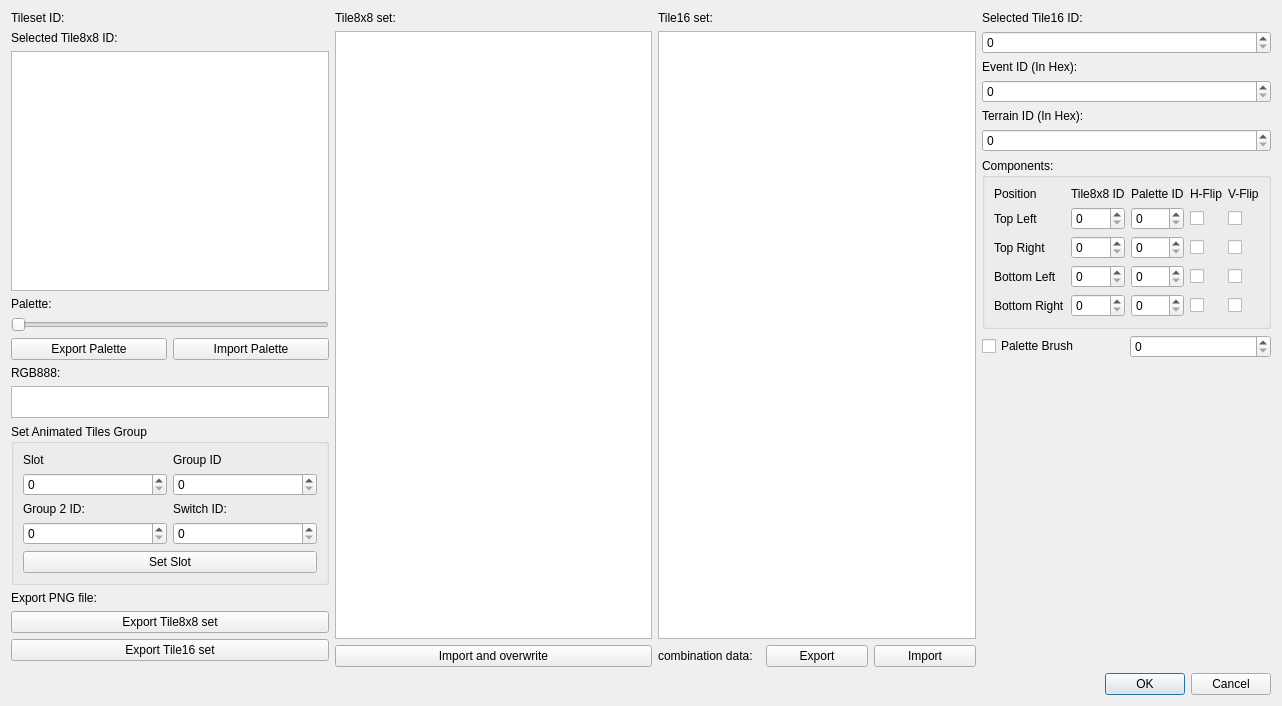
Old version of the form Dialog/TilesetEditDialog.ui in the repository wario-land/WL4Editor.
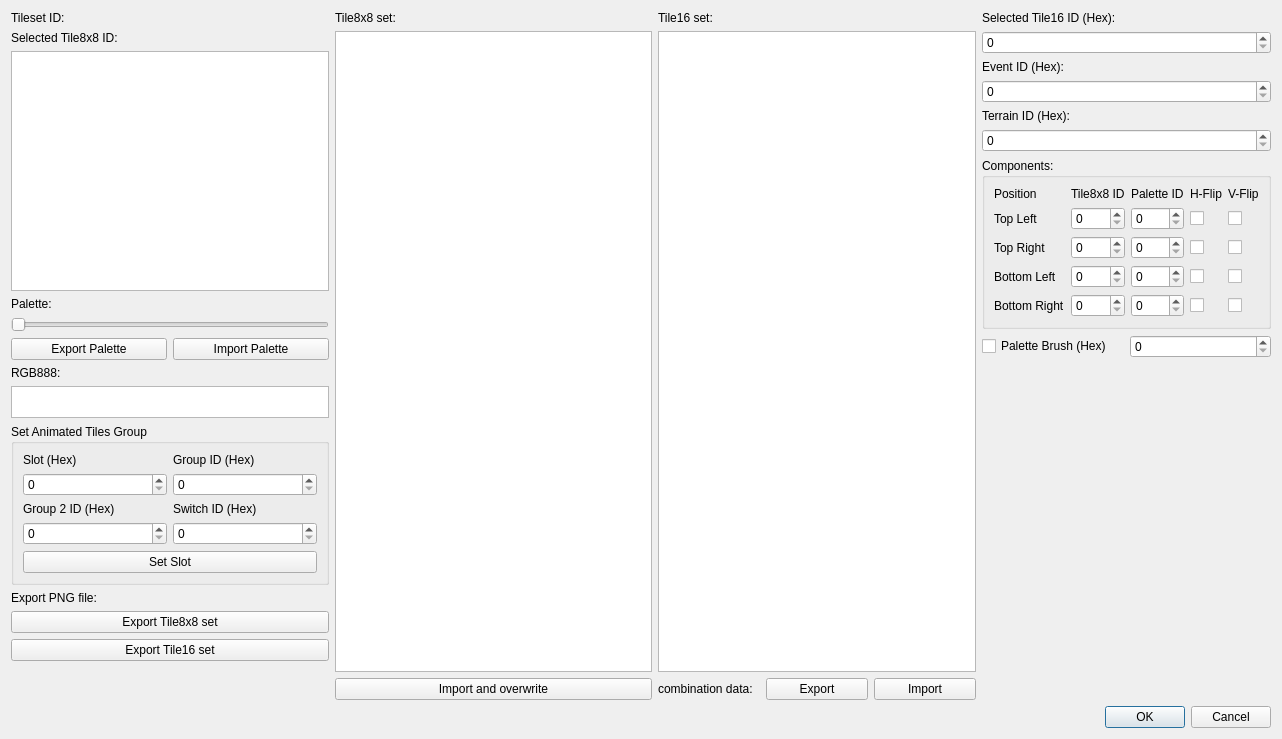
New version of the form. Custom widgets are drawn as their Qt base class.

Diff of the .ui file:
```diff
--- a/Dialog/TilesetEditDialog.ui
+++ b/Dialog/TilesetEditDialog.ui
@@ -7,7 +7,7 @@
     <x>0</x>
     <y>0</y>
     <width>1282</width>
-    <height>706</height>
+    <height>739</height>
    </rect>
   </property>
   <property name="windowTitle">
@@ -132,7 +132,7 @@
             <item row="0" column="1">
              <widget class="QLabel" name="label_AnimatedTileGroupId">
               <property name="text">
-               <string>Group ID</string>
+               <string>Group ID (Hex)</string>
               </property>
              </widget>
             </item>
@@ -146,14 +146,14 @@
             <item row="2" column="1">
              <widget class="QLabel" name="label_AnimatedTileSwitchId">
               <property name="text">
-               <string>Switch ID:</string>
+               <string>Switch ID (Hex)</string>
               </property>
              </widget>
             </item>
             <item row="0" column="0">
              <widget class="QLabel" name="label_AnimatedTIleGroupSlot">
               <property name="text">
-               <string>Slot</string>
+               <string>Slot (Hex)</string>
               </property>
              </widget>
             </item>
@@ -170,7 +170,7 @@
             <item row="2" column="0">
              <widget class="QLabel" name="label_AnimatedTileGroup2Id">
               <property name="text">
-               <string>Group 2 ID:</string>
+               <string>Group 2 ID (Hex)</string>
               </property>
              </widget>
             </item>
@@ -333,7 +333,7 @@
        <item>
         <widget class="QLabel" name="label_SelectedTile16Id">
          <property name="text">
-          <string>Selected Tile16 ID:</string>
+          <string>Selected Tile16 ID (Hex):</string>
          </property>
         </widget>
        </item>
@@ -350,7 +350,7 @@
           <string>&lt;html&gt;&lt;head/&gt;&lt;body&gt;&lt;p&gt;&lt;span style=&quot; font-weight:600;&quot;&gt;Event ID&lt;/span&gt;&lt;/p&gt;&lt;p&gt;The game engine will run a function when wario knock into the Tile16, there should be a table of them, the ID is used to find the function&lt;/p&gt;&lt;/body&gt;&lt;/html&gt;</string>
          </property>
          <property name="text">
-          <string>Event ID (In Hex):</string>
+          <string>Event ID (Hex):</string>
          </property>
         </widget>
        </item>
@@ -370,7 +370,7 @@
           <string>&lt;html&gt;&lt;head/&gt;&lt;body&gt;&lt;p&gt;&lt;span style=&quot; font-weight:600;&quot;&gt;Terrain ID&lt;/span&gt;&lt;/p&gt;&lt;p&gt;&lt;br/&gt;&lt;/p&gt;&lt;p&gt;stands for different terrain type, no special function for each of them, they can be used everywhere when needed&lt;/p&gt;&lt;/body&gt;&lt;/html&gt;</string>
          </property>
          <property name="text">
-          <string>Terrain ID (In Hex):</string>
+          <string>Terrain ID (Hex):</string>
          </property>
         </widget>
        </item>
@@ -595,7 +595,7 @@
          <item>
           <widget class="QCheckBox" name="checkBox_paletteBrush">
            <property name="text">
-            <string>Palette Brush</string>
+            <string>Palette Brush (Hex)</string>
            </property>
           </widget>
          </item>
```
Left out of the diff: 29 changed lines with no effect on the pictures.
